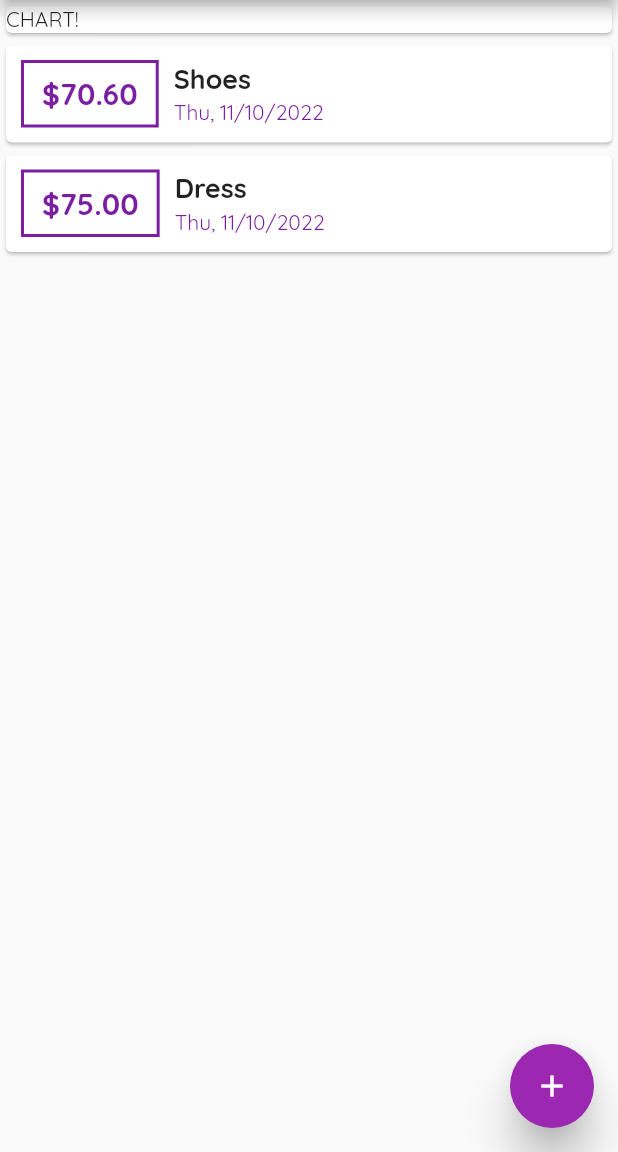
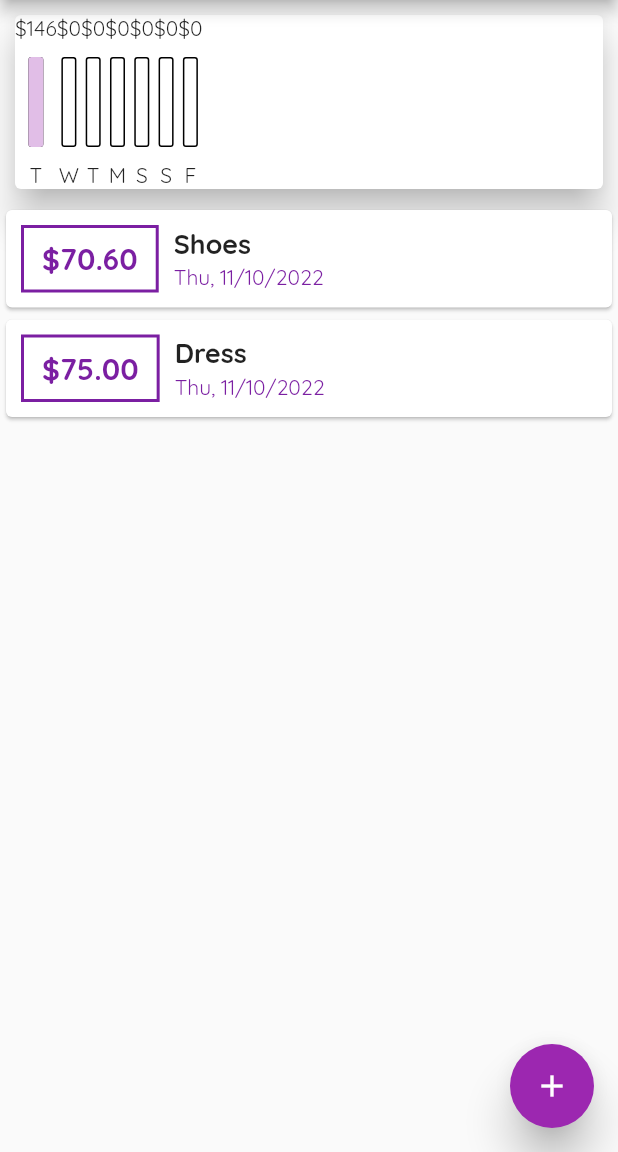
Before and after one commit to nayyyhaa/flutter-expense-app, a Flutter app: the screen it shows after launch, on a phone screen of 412 x 824 dp, the part 84-1236 px from its top. Run offline on Flutter 3.47's test engine with Material 2 defaults, Android fonts, the phone set to English and light mode, and no system bars.

Commit message:
feat: chart bars

```diff
--- a/lib/main.dart
+++ b/lib/main.dart
@@ -1,4 +1,5 @@
 import 'package:flutter/material.dart';
+import 'package:flutter_expense_app/widgets/chart.dart';
 import './models/Transaction.dart';
 import './widgets/new_transaction.dart';
 import './widgets/transaction_list.dart';
@@ -63,6 +64,13 @@ class MyHomePageState extends State<MyHomePage> {
         });
   }
 
+  List<Transaction> get _recentTransactions {
+    return _userTransactions
+        .where((txn) =>
+            txn.date.isAfter(DateTime.now().subtract(Duration(days: 7))))
+        .toList();
+  }
+
   @override
   Widget build(BuildContext context) {
     return Scaffold(
@@ -77,12 +85,7 @@ class MyHomePageState extends State<MyHomePage> {
       ),
       body: Column(
         children: <Widget>[
-          Container(
-            width: double.infinity,
-            child: const Card(
-              child: Text("CHART!"),
-            ),
-          ),
+          Chart(_recentTransactions),
           TransactionList(_userTransactions),
         ],
       ),
--- /dev/null
+++ b/lib/widgets/chart.dart
@@ -0,0 +1,52 @@
+import 'package:flutter/material.dart';
+import 'package:flutter_expense_app/widgets/chart_bar.dart';
+import 'package:intl/intl.dart';
+
+class Chart extends StatelessWidget {
+  final recentTransactions;
+  const Chart(this.recentTransactions);
+
+  List<Map<String, Object>> get groupedTransactionsValue {
+    return List.generate(7, (index) {
+      final weekDay = DateTime.now().subtract(Duration(days: index));
+      var totalAmount = 0.00;
+
+      for (var i = 0; i < recentTransactions.length; i++) {
+        if (recentTransactions[i].date.day == weekDay.day &&
+            recentTransactions[i].date.month == weekDay.month &&
+            recentTransactions[i].date.year == weekDay.year) {
+          totalAmount += recentTransactions[i].amount;
+        }
+      }
+      return {
+        "day": DateFormat.E().format(weekDay).substring(0, 1),
+        'amount': totalAmount
+      };
+    });
+  }
+
+  double get spendingTotal {
+    return groupedTransactionsValue.fold(0.0, (sum, item) {
+      return sum + (item['amount'] as double);
+    });
+  }
+
+  @override
+  Widget build(BuildContext context) {
+    // print(groupedTransactionsValue);
+    return Card(
+      elevation: 10,
+      margin: EdgeInsets.all(10),
+      child: Row(
+        children: groupedTransactionsValue.map((txn) {
+          return ChartBar(
+              sprendingAmt: txn['amount'],
+              label: txn['day'],
+              spendingPtg: spendingTotal == 0.0
+                  ? 0.0
+                  : (txn['amount'] as double) / spendingTotal);
+        }).toList(),
+      ),
+    );
+  }
+}
--- /dev/null
+++ b/lib/widgets/chart_bar.dart
@@ -0,0 +1,50 @@
+import 'package:flutter/material.dart';
+import 'package:flutter/src/widgets/container.dart';
+import 'package:flutter/src/widgets/framework.dart';
+
+class ChartBar extends StatelessWidget {
+  final sprendingAmt;
+  final label;
+  final spendingPtg;
+
+  ChartBar(
+      {super.key,
+      required this.sprendingAmt,
+      required this.label,
+      required this.spendingPtg});
+
+  @override
+  Widget build(BuildContext context) {
+    return Column(
+      children: <Widget>[
+        Text('\$${sprendingAmt.toStringAsFixed(0)}'),
+        SizedBox(
+          height: 10,
+        ),
+        Container(
+          height: 60,
+          width: 10,
+          child: Stack(children: [
+            Container(
+              decoration: BoxDecoration(
+                  border: Border.all(color: Colors.black, width: 1.0),
+                  borderRadius: BorderRadius.circular(2)),
+            ),
+            FractionallySizedBox(
+              heightFactor: spendingPtg,
+              child: Container(
+                decoration: BoxDecoration(
+                    color: Theme.of(context).primaryColorLight,
+                    borderRadius: BorderRadius.circular(2)),
+              ),
+            )
+          ]),
+        ),
+        SizedBox(
+          height: 10,
+        ),
+        Text(label)
+      ],
+    );
+  }
+}
--- a/lib/widgets/transaction_list.dart
+++ b/lib/widgets/transaction_list.dart
@@ -12,7 +12,25 @@ class TransactionList extends StatelessWidget {
   Widget build(BuildContext context) {
     return Container(
       height: 500,
-      child: ListView.builder(
+      child: transactions.isEmpty
+          ? Column(
+              children: <Widget>[
+                Text(
+                  "No transactions made yet!",
+                  style: TextStyle(
+                      color: Theme.of(context).primaryColor,
+                      fontWeight: FontWeight.bold),
+                ),
+                SizedBox(
+                  height: 20,
+                ),
+                Container(
+                    height: 200,
+                    child: Image.asset('assets/images/waiting.png',
+                        fit: BoxFit.cover))
+              ],
+            )
+          : ListView.builder(
               itemBuilder: (context, index) {
                 return Card(
                   child: Row(
@@ -50,7 +68,8 @@ class TransactionList extends StatelessWidget {
                             ),
                           ),
                           Text(
-                      DateFormat('EEE, M/d/y').format(transactions[index].date),
+                            DateFormat('EEE, M/d/y')
+                                .format(transactions[index].date),
                             style: TextStyle(
                               fontSize: 14,
                               color: Theme.of(context).primaryColorDark,
--- a/pubspec.yaml
+++ b/pubspec.yaml
@@ -60,8 +60,8 @@ flutter:
   uses-material-design: true
 
   # To add assets to your application, add an assets section, like this:
-  # assets:
-  #   - images/a_dot_burr.jpeg
+  assets:
+    - assets/images/waiting.png
   #   - images/a_dot_ham.jpeg
 
   # An image asset can refer to one or more resolution-specific "variants", see
```
Also changed, not shown: assets/images/waiting.png (added). Lines whose indentation alone changed are shown as unchanged.
